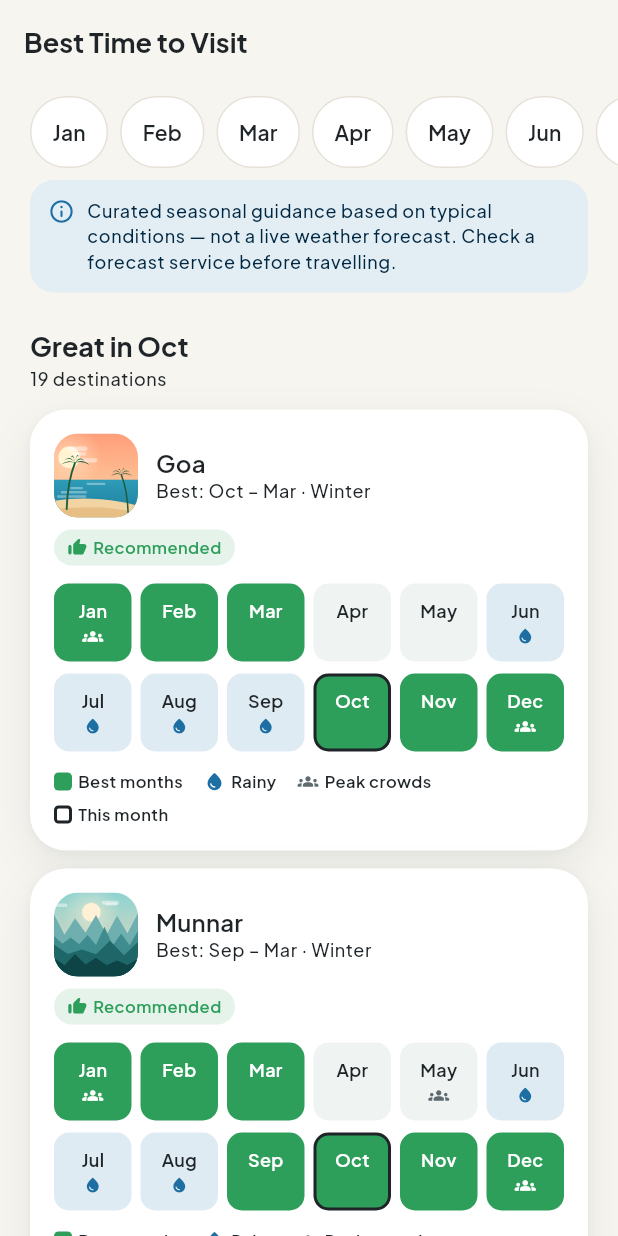
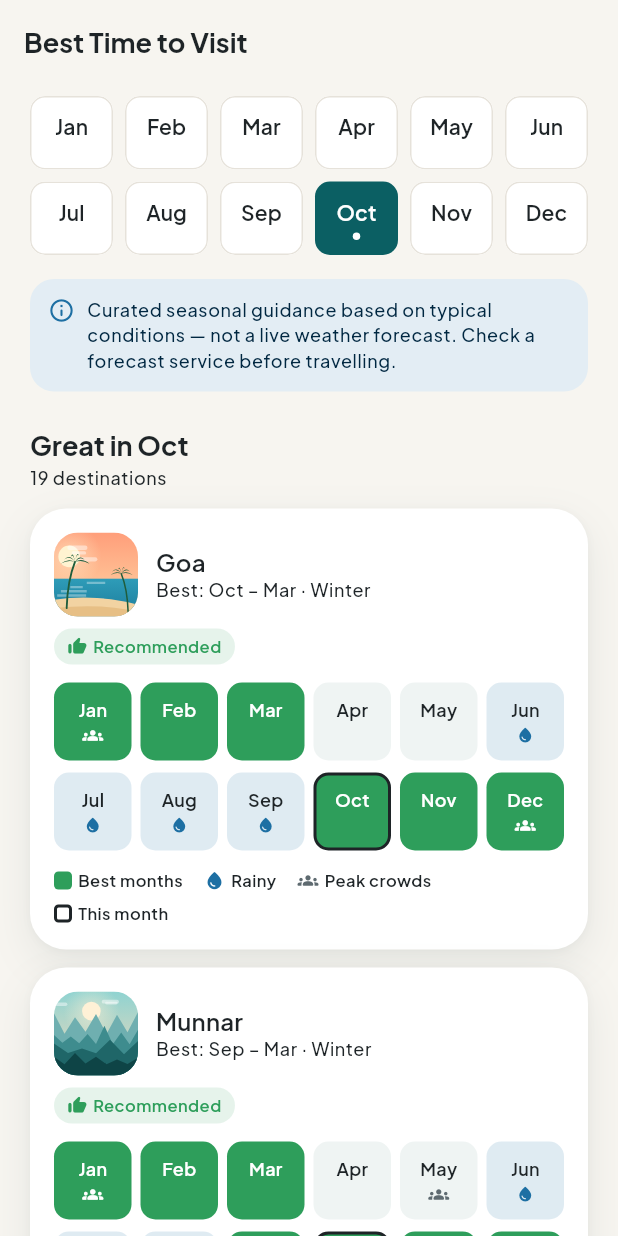
Before and after one commit to Abin-das/travel-explorer, a Flutter app: the SeasonsScreen screen opened by its route, on a phone screen of 412 x 824 dp. Run offline on Flutter 3.47's test engine with Material 3 defaults, Android fonts, the phone set to English and light mode, and no system bars; drawn by our look-alikes of cached_network_image; our stand-ins replace fl_chart, flutter_map, flutter_riverpod, go_router, hive_ce, hive_ce_flutter and 2 more; accounts and stored records are empty; network calls fail.

Commit message:
Fix home and explore layout issues
- Section headers: align the "See all" action with the title baseline and keep
  it at the trailing edge (it used to float mid-row).
- Home: evenly sized tinted quick-action tiles; state list sheet opens above
  the bottom navigation; drop the ridge decoration that showed through the
  stats panel.
- Explore: equal-height guide tiles.
- Best Time to Visit: 2x6 month grid so every month (and the selected one)
  is visible.

Co-Authored-By: Claude Opus 5.5 <noreply@anthropic.com>

```diff
--- a/lib/core/widgets/common.dart
+++ b/lib/core/widgets/common.dart
@@ -19,8 +19,11 @@ class SectionHeader extends StatelessWidget {
   Widget build(BuildContext context) {
     return Padding(
       padding: padding ?? const EdgeInsets.fromLTRB(AppSpace.gutter, AppSpace.xl, AppSpace.sm, AppSpace.md),
+      // Baseline alignment lines the action's text up with the title's text,
+      // whatever the button's padding or the subtitle below the title.
       child: Row(
-        crossAxisAlignment: CrossAxisAlignment.end,
+        crossAxisAlignment: CrossAxisAlignment.baseline,
+        textBaseline: TextBaseline.alphabetic,
         children: [
           Expanded(
             child: Column(
@@ -31,8 +34,11 @@ class SectionHeader extends StatelessWidget {
               ],
             ),
           ),
+          // Not Flexible: a Flexible here would take half the row and leave the
+          // button floating mid-way instead of at the trailing edge.
           if (action != null)
-            Flexible(
+            ConstrainedBox(
+              constraints: const BoxConstraints(maxWidth: 160),
               child: TextButton(
                 onPressed: onAction,
                 child: Text(action!, maxLines: 1, overflow: TextOverflow.ellipsis),
--- a/lib/features/explore/seasons_screen.dart
+++ b/lib/features/explore/seasons_screen.dart
@@ -38,20 +38,8 @@ class _SeasonsScreenState extends ConsumerState<SeasonsScreen> {
           return ListView(
             padding: const EdgeInsets.only(bottom: AppSpace.xxxl),
             children: [
-              SizedBox(
-                height: scaledHeight(context, 64, textShare: 0.7),
-                child: ListView.separated(
-                  scrollDirection: Axis.horizontal,
-                  padding: const EdgeInsets.symmetric(horizontal: AppSpace.gutter, vertical: AppSpace.sm),
-                  itemCount: 12,
-                  separatorBuilder: (_, _) => const SizedBox(width: 8),
-                  itemBuilder: (_, i) => AppChip(
-                    label: monthShort(i + 1) + (i + 1 == DateTime.now().month ? ' •' : ''),
-                    selected: _month == i + 1,
-                    onTap: () => setState(() => _month = i + 1),
-                  ),
-                ),
-              ),
+              _MonthPicker(selected: _month, onChanged: (m) => setState(() => _month = m)),
+              const SizedBox(height: AppSpace.lg),
               const Padding(padding: AppSpace.screen, child: CuratedSeasonNote()),
               SectionHeader('Great in ${monthShort(_month)}', subtitle: plural(good.length, 'destination')),
               if (good.isEmpty)
@@ -69,6 +57,85 @@ class _SeasonsScreenState extends ConsumerState<SeasonsScreen> {
             ],
           );
         },
+      ),
+    );
+  }
+}
+
+/// All twelve months as a 2×6 grid; a dot marks the current month.
+class _MonthPicker extends StatelessWidget {
+  const _MonthPicker({required this.selected, required this.onChanged});
+  final int selected;
+  final ValueChanged<int> onChanged;
+
+  @override
+  Widget build(BuildContext context) {
+    final now = DateTime.now().month;
+    return Padding(
+      padding: const EdgeInsets.fromLTRB(AppSpace.gutter, AppSpace.sm, AppSpace.gutter, 0),
+      child: Column(
+        children: [
+          for (final half in const [1, 7]) ...[
+            if (half == 7) const SizedBox(height: AppSpace.sm),
+            Row(
+              children: [
+                for (var m = half; m < half + 6; m++) ...[
+                  if (m != half) const SizedBox(width: AppSpace.sm),
+                  Expanded(child: _monthButton(context, m, now)),
+                ],
+              ],
+            ),
+          ],
+        ],
+      ),
+    );
+  }
+
+  Widget _monthButton(BuildContext context, int m, int now) {
+    final isSelected = m == selected;
+    final fg = isSelected ? context.colors.onPrimary : context.colors.onSurface;
+    return Semantics(
+      selected: isSelected,
+      button: true,
+      label: '${monthShort(m)}${m == now ? ', this month' : ''}',
+      excludeSemantics: true,
+      child: Material(
+        color: isSelected ? context.colors.primary : context.palette.card,
+        shape: RoundedRectangleBorder(
+          borderRadius: AppRadius.smAll,
+          side: BorderSide(color: isSelected ? Colors.transparent : context.palette.line),
+        ),
+        clipBehavior: Clip.antiAlias,
+        child: InkWell(
+          onTap: () => onChanged(m),
+          child: Padding(
+            padding: const EdgeInsets.symmetric(vertical: AppSpace.sm + 2, horizontal: 2),
+            child: Column(
+              children: [
+                FittedBox(
+                  fit: BoxFit.scaleDown,
+                  child: Text(
+                    monthShort(m),
+                    maxLines: 1,
+                    style: context.text.labelLarge?.copyWith(
+                      color: fg,
+                      fontWeight: isSelected ? FontWeight.w700 : FontWeight.w500,
+                    ),
+                  ),
+                ),
+                const SizedBox(height: 4),
+                Container(
+                  width: 5,
+                  height: 5,
+                  decoration: BoxDecoration(
+                    color: m == now ? (isSelected ? fg : context.colors.primary) : Colors.transparent,
+                    shape: BoxShape.circle,
+                  ),
+                ),
+              ],
+            ),
+          ),
+        ),
       ),
     );
   }
```
Also changed, not shown: lib/features/explore/explore_screen.dart (+21 -5 lines), lib/features/explore/home_screen.dart (+30 -52 lines).
